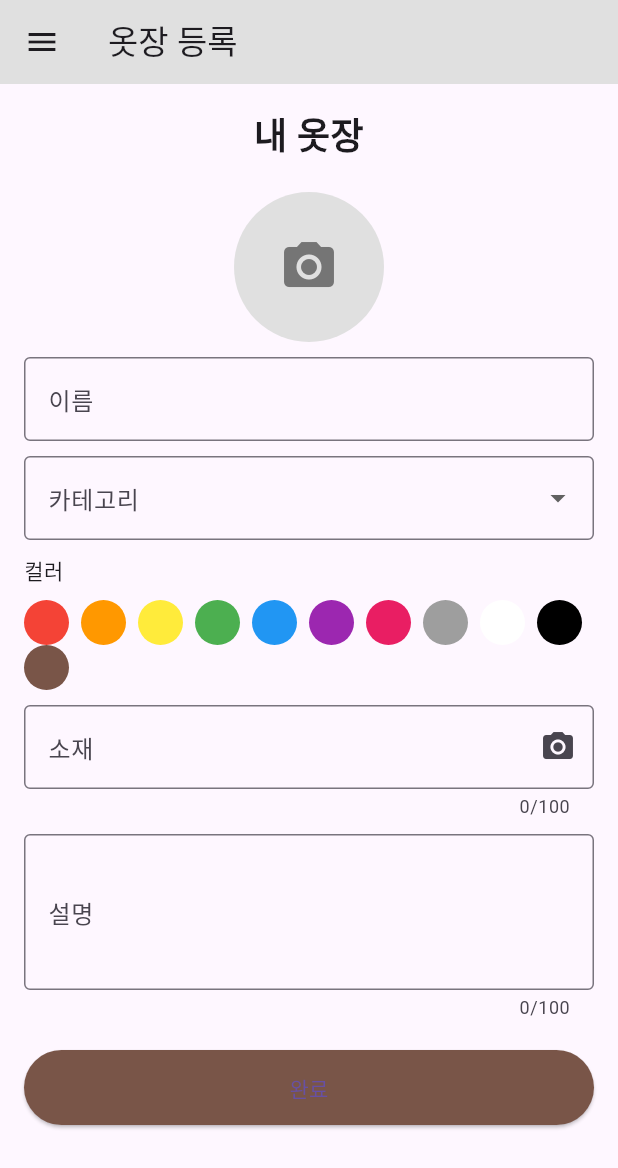
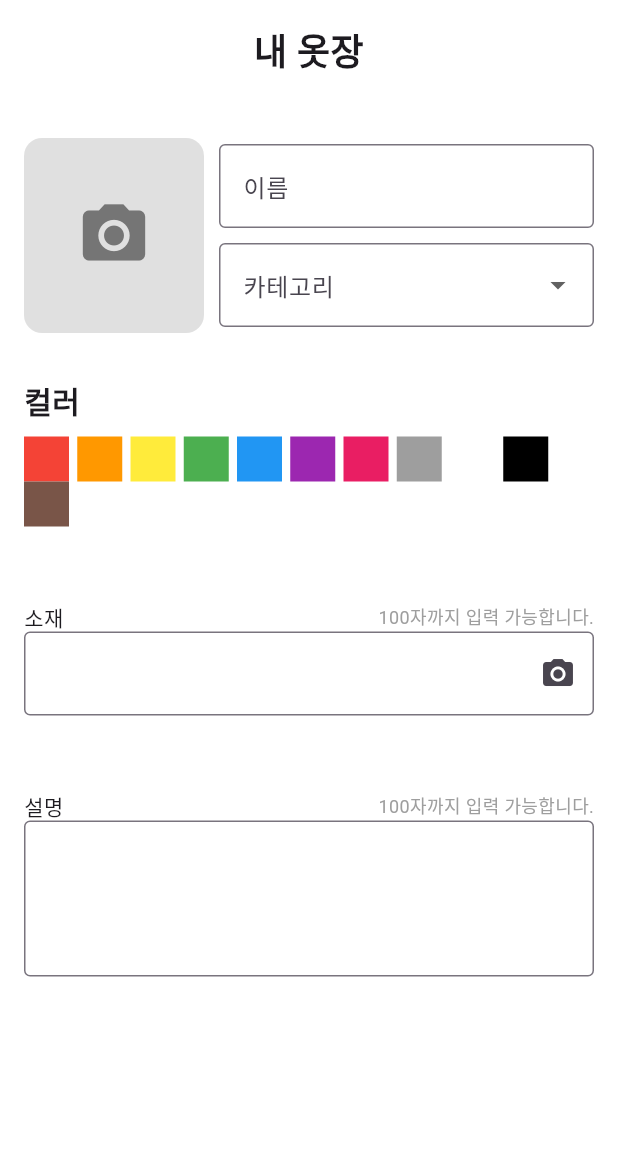
Before and after one commit to uncroos/CloWing, a Flutter app: the AddScreen screen opened directly, on a phone screen of 412 x 824 dp. Shown: the top 1168 px of the screen. Run offline on Flutter 3.47's test engine with Material 3 defaults, Android fonts, the phone set to English and light mode, and no system bars.

Commit message:
ㅇㅇㅇ

```diff
--- a/clowing/lib/screens/closet/add/add_screen.dart
+++ b/clowing/lib/screens/closet/add/add_screen.dart
@@ -4,11 +4,7 @@ class AddScreen extends StatelessWidget {
   @override
   Widget build(BuildContext context) {
     return Scaffold(
-      appBar: AppBar(
-        title: Text('옷장 등록'),
-        backgroundColor: Colors.grey[300],
-        elevation: 0,
-      ),
+      backgroundColor: Colors.white,
       body: Padding(
         padding: const EdgeInsets.all(16.0),
         child: ListView(
@@ -18,19 +14,29 @@ class AddScreen extends StatelessWidget {
               style: TextStyle(fontSize: 24, fontWeight: FontWeight.bold),
               textAlign: TextAlign.center,
             ),
-            SizedBox(height: 20),
+            SizedBox(height: 40),
+            Row(
+              children: [
                 GestureDetector(
                   onTap: () {
                     // Implement image upload functionality
                   },
-              child: CircleAvatar(
-                radius: 50,
-                backgroundColor: Colors.grey[300],
-                child:
-                    Icon(Icons.camera_alt, size: 40, color: Colors.grey[600]),
+                  child: Container(
+                    width: 120,
+                    height: 130,
+                    decoration: BoxDecoration(
+                      color: Colors.grey[300],
+                      borderRadius: BorderRadius.circular(12),
+                    ),
+                    child: Icon(Icons.camera_alt,
+                        size: 50, color: Colors.grey[600]),
                   ),
                 ),
-            SizedBox(height: 10),
+                SizedBox(width: 10),
+                Expanded(
+                  child: Column(
+                    crossAxisAlignment: CrossAxisAlignment.start,
+                    children: [
                       TextField(
                         decoration: InputDecoration(
                           labelText: '이름',
@@ -40,8 +46,12 @@ class AddScreen extends StatelessWidget {
                       SizedBox(height: 10),
                       DropdownButtonFormField<String>(
                         items: [
-                DropdownMenuItem(child: Text("카테고리 1"), value: "category1"),
-                DropdownMenuItem(child: Text("카테고리 2"), value: "category2"),
+                          DropdownMenuItem(child: Text("상의"), value: "상의"),
+                          DropdownMenuItem(child: Text("하의"), value: "하의"),
+                          DropdownMenuItem(child: Text("아우터"), value: "아우터"),
+                          DropdownMenuItem(child: Text("신발"), value: "신발"),
+                          DropdownMenuItem(child: Text("가방"), value: "가방"),
+                          DropdownMenuItem(child: Text("패션소품"), value: "패션소품"),
                         ],
                         onChanged: (value) {},
                         decoration: InputDecoration(
@@ -49,11 +59,19 @@ class AddScreen extends StatelessWidget {
                           border: OutlineInputBorder(),
                         ),
                       ),
-            SizedBox(height: 10),
-            Text('컬러'),
+                    ],
+                  ),
+                ),
+              ],
+            ),
+            SizedBox(height: 30),
+            Text(
+              '컬러',
+              style: TextStyle(fontSize: 20, fontWeight: FontWeight.w600),
+            ),
             SizedBox(height: 10),
             Wrap(
-              spacing: 8.0,
+              spacing: 5.5,
               children: [
                 for (var color in [
                   Colors.red,
@@ -68,16 +86,29 @@ class AddScreen extends StatelessWidget {
                   Colors.black,
                   Colors.brown
                 ])
-                  CircleAvatar(
-                    radius: 15,
-                    backgroundColor: color,
+                  Container(
+                    width: 30,
+                    height: 30,
+                    color: color,
                   ),
               ],
             ),
-            SizedBox(height: 10),
+            SizedBox(height: 50),
+            Column(
+              crossAxisAlignment: CrossAxisAlignment.start,
+              children: [
+                Row(
+                  mainAxisAlignment: MainAxisAlignment.spaceBetween,
+                  children: [
+                    Text('소재'),
+                    Text(
+                      '100자까지 입력 가능합니다.',
+                      style: TextStyle(fontSize: 12, color: Colors.grey),
+                    ),
+                  ],
+                ),
                 TextField(
                   decoration: InputDecoration(
-                labelText: '소재',
                     border: OutlineInputBorder(),
                     suffixIcon: IconButton(
                       icon: Icon(Icons.camera_alt),
@@ -85,78 +116,37 @@ class AddScreen extends StatelessWidget {
                         // Implement material tag capture functionality
                       },
                     ),
+                    counterText: '',
                   ),
                   maxLength: 100,
                 ),
-            SizedBox(height: 10),
+              ],
+            ),
+            SizedBox(height: 50),
+            Column(
+              crossAxisAlignment: CrossAxisAlignment.start,
+              children: [
+                Row(
+                  mainAxisAlignment: MainAxisAlignment.spaceBetween,
+                  children: [
+                    Text('설명'),
+                    Text(
+                      '100자까지 입력 가능합니다.',
+                      style: TextStyle(fontSize: 12, color: Colors.grey),
+                    ),
+                  ],
+                ),
                 TextField(
                   decoration: InputDecoration(
-                labelText: '설명',
                     border: OutlineInputBorder(),
+                    counterText: '',
                   ),
                   maxLength: 100,
                   maxLines: 3,
                 ),
-            SizedBox(height: 20),
-            ElevatedButton(
-              onPressed: () {
-                // Implement form submission functionality
-              },
-              child: Text('완료'),
-              style: ElevatedButton.styleFrom(
-                backgroundColor: Colors.brown,
-                minimumSize: Size(double.infinity, 50),
-              ),
-            ),
               ],
             ),
-      ),
-      drawer: Drawer(
-        child: ListView(
-          padding: EdgeInsets.zero,
-          children: [
-            DrawerHeader(
-              decoration: BoxDecoration(
-                color: Colors.grey[300],
-              ),
-              child: Text('Menu'),
-            ),
-            ListTile(
-              title: Text('상의'),
-              onTap: () {
-                // Implement navigation to 상의
-              },
-            ),
-            ListTile(
-              title: Text('하의'),
-              onTap: () {
-                // Implement navigation to 하의
-              },
-            ),
-            ListTile(
-              title: Text('아우터'),
-              onTap: () {
-                // Implement navigation to 아우터
-              },
-            ),
-            ListTile(
-              title: Text('신발'),
-              onTap: () {
-                // Implement navigation to 신발
-              },
-            ),
-            ListTile(
-              title: Text('가방'),
-              onTap: () {
-                // Implement navigation to 가방
-              },
-            ),
-            ListTile(
-              title: Text('패션소품'),
-              onTap: () {
-                // Implement navigation to 패션소품
-              },
-            ),
+            SizedBox(height: 20),
           ],
         ),
       ),
--- a/clowing/lib/screens/closet/closet_main.dart
+++ b/clowing/lib/screens/closet/closet_main.dart
@@ -1,3 +1,4 @@
+import 'package:clowing/screens/closet/add/add_screen.dart';
 import 'package:clowing/screens/mypage_screen.dart';
 import 'package:clowing/widgets/bottom_nav_bar.dart';
 import 'package:flutter/material.dart';
@@ -60,7 +61,7 @@ class _ClosetMainScreenState extends State<ClosetMainScreen> {
                   onPressed: () {
                     Navigator.push(
                       context,
-                      MaterialPageRoute(builder: (context) => MyPageScreen()),
+                      MaterialPageRoute(builder: (context) => AddScreen()),
                     );
                   },
                   style: ElevatedButton.styleFrom(
```
Lines whose indentation alone changed are shown as unchanged.
